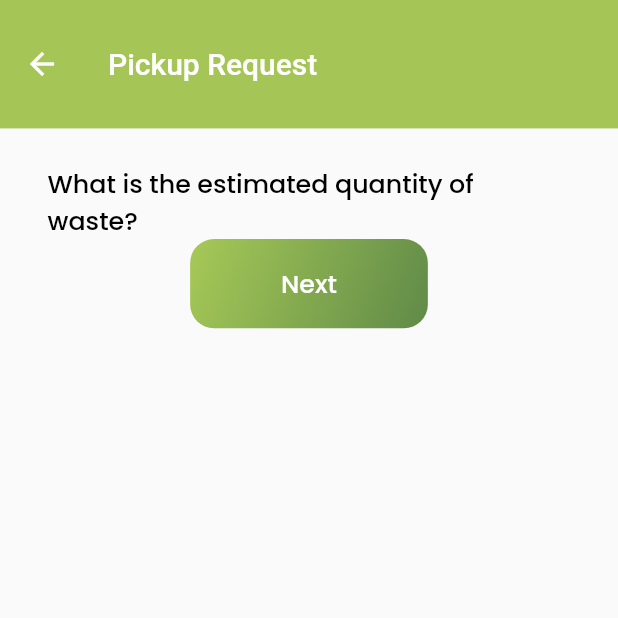
After one commit to DarkFalc0n/ecell_nitb_hack2k23__Generic-FTP, a Flutter app: the PickupRequestOnePage screen opened directly, after a tap on "Next", on a phone screen of 412 x 824 dp, the top half of it. The commit adds this screen. Run offline on Flutter 3.47's test engine with Material 2 defaults, Android fonts, the light colour scheme and no system bars; our stand-ins replace flutter_screenutil, google_fonts.

Commit message:
added button for pickupReq-2

```diff
--- a/lib/common/widgets/styled_button.dart
+++ b/lib/common/widgets/styled_button.dart
@@ -5,17 +5,21 @@ class StyledButton extends StatelessWidget {
   final Widget child;
   final double width;
   final double height;
+  final VoidCallback onClick;
 
   const StyledButton({
     Key? key,
     required this.child,
     required this.height,
     required this.width,
+    required this.onClick,
   }) : super(key: key);
 
   @override
   Widget build(BuildContext context) {
-    return Container(
+    return GestureDetector(
+      onTap: onClick,
+      child: Container(
         decoration: BoxDecoration(
           gradient: const LinearGradient(
               begin: Alignment.topLeft,
@@ -31,6 +35,7 @@ class StyledButton extends StatelessWidget {
         width: width,
         height: height,
         child: child,
+      ),
     );
   }
 }
--- a/lib/pages/pickup_request/pickup_request_one.dart
+++ b/lib/pages/pickup_request/pickup_request_one.dart
@@ -1,3 +1,4 @@
+import 'package:ecell_nitb_hack2k23__generic_ftp/pages/pickup_request/pickup_request_second.dart';
 import 'package:flutter/material.dart';
 import 'package:flutter_screenutil/flutter_screenutil.dart';
 import 'package:google_fonts/google_fonts.dart';
@@ -59,6 +60,12 @@ class PickupRequestOnePage extends StatelessWidget {
               child: StyledButton(
                 width: 150.w,
                 height: 50.h,
+                onClick: () => Navigator.push(
+                  context,
+                  MaterialPageRoute(
+                    builder: (builder) => const PickupRequestSecondPage(),
+                  ),
+                ),
                 child: Center(
                   child: Text(
                     'Next',
--- /dev/null
+++ b/lib/pages/pickup_request/pickup_request_second.dart
@@ -0,0 +1,55 @@
+import 'package:ecell_nitb_hack2k23__generic_ftp/common/widgets/widgets.dart';
+import 'package:flutter/material.dart';
+import 'package:flutter_screenutil/flutter_screenutil.dart';
+import 'package:google_fonts/google_fonts.dart';
+
+class PickupRequestSecondPage extends StatelessWidget {
+  const PickupRequestSecondPage({Key? key}) : super(key: key);
+
+  @override
+  Widget build(BuildContext context) {
+    return Scaffold(
+      appBar: StyledAppBar(
+        titleString: 'Pickup Request',
+        color: const Color(0xFFA5C656),
+        leadingWidget: BackButton(
+          color: Colors.white,
+          onPressed: () => Navigator.pop(context),
+        ),
+      ),
+      body: Padding(
+        padding: EdgeInsets.symmetric(
+          horizontal: 30.w,
+          vertical: 20.h,
+        ),
+        child: Column(
+          children: [
+            Text(
+              'What is the estimated quantity of waste?',
+              style: GoogleFonts.poppins(
+                fontSize: 16.sp,
+                color: Colors.black,
+                fontWeight: FontWeight.w500,
+              ),
+            ),
+            StyledButton(
+              child: Center(
+                child: Text(
+                  'Next',
+                  style: GoogleFonts.poppins(
+                    color: Colors.white,
+                    fontSize: 16.sp,
+                    fontWeight: FontWeight.w500,
+                  ),
+                ),
+              ),
+              height: 50.h,
+              width: 150.w,
+              onClick: () {},
+            )
+          ],
+        ),
+      ),
+    );
+  }
+}
```
Lines whose indentation alone changed are shown as unchanged.
